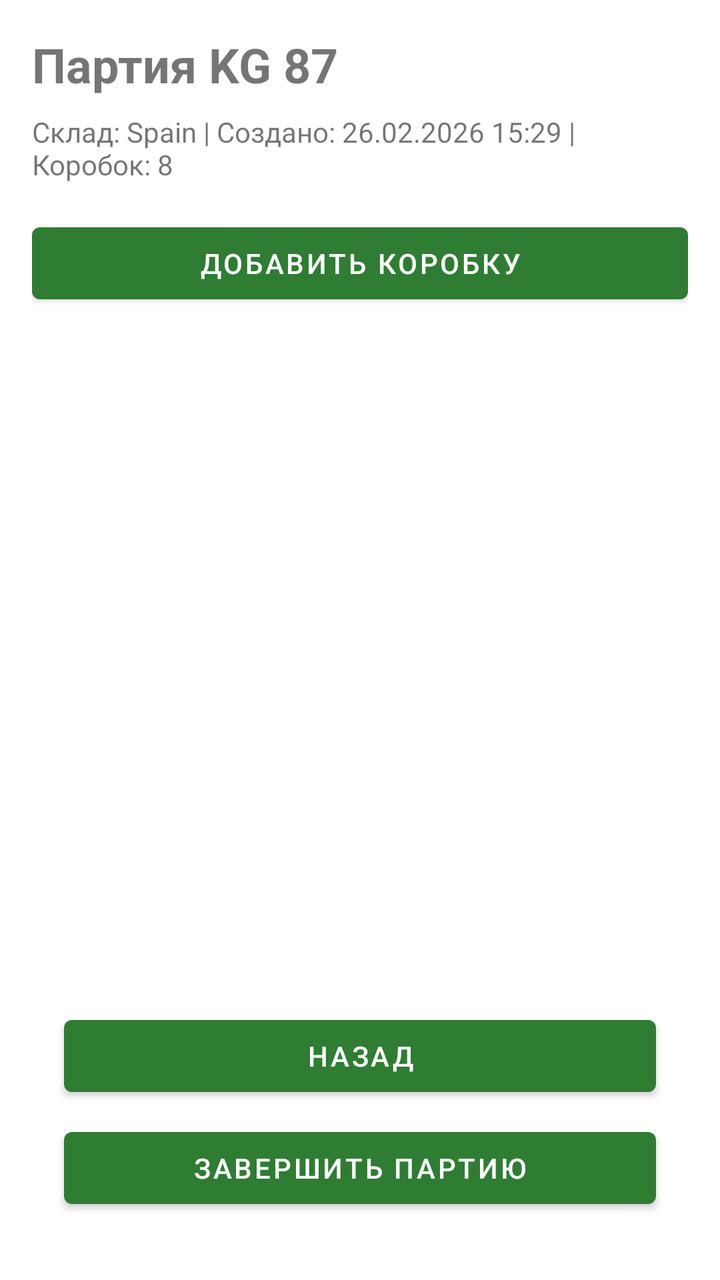
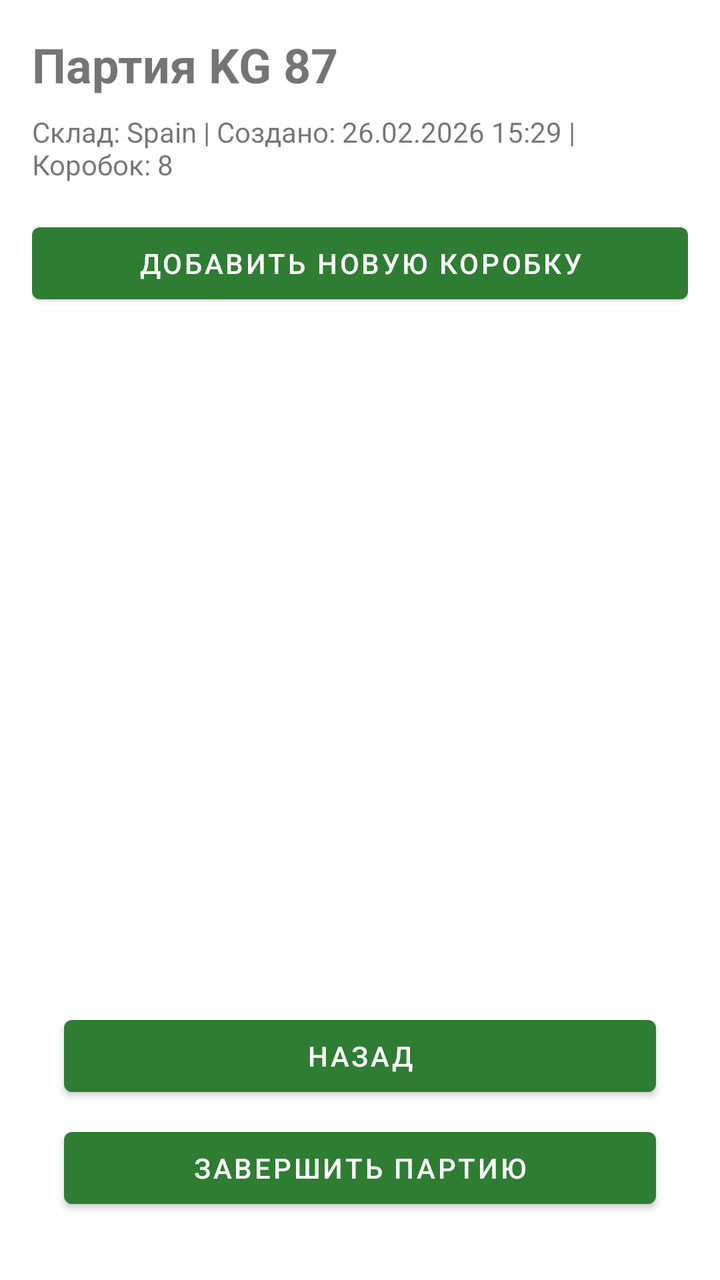

Compare the two renders of this Android layout. The source of the first and the diff that turns it into the second are given below.
<!-- AndroidManifest.xml: application theme AppTheme -->
<!-- res/layout/fragment_party_detail.xml -->
<androidx.constraintlayout.widget.ConstraintLayout
    xmlns:android="http://schemas.android.com/apk/res/android"
    xmlns:app="http://schemas.android.com/apk/res-auto"
    android:layout_width="match_parent"
    android:layout_height="match_parent"
    android:padding="16dp">
    <TextView
        android:id="@+id/tvTitle"
        android:layout_width="wrap_content"
        android:layout_height="wrap_content"
        android:text="Партия KG 87"
        android:textSize="24sp"
        android:textStyle="bold"
        app:layout_constraintTop_toTopOf="parent"
        app:layout_constraintStart_toStartOf="parent" />
    <TextView
        android:id="@+id/tvInfo"
        android:layout_width="wrap_content"
        android:layout_height="wrap_content"
        android:text="Склад: Spain | Создано: 26.02.2026 15:29 | Коробок: 8"
        android:layout_marginTop="8dp"
        app:layout_constraintTop_toBottomOf="@id/tvTitle"
        app:layout_constraintStart_toStartOf="parent" />
    <Button
        android:id="@+id/btnAddBox"
        android:layout_width="0dp"
        android:layout_height="wrap_content"
        android:text="Добавить коробку"
        app:layout_constraintTop_toBottomOf="@id/tvInfo"
        app:layout_constraintStart_toStartOf="parent"
        app:layout_constraintEnd_toEndOf="parent"
        android:layout_marginTop="16dp" />
    <androidx.recyclerview.widget.RecyclerView
        android:id="@+id/rvBoxes"
        android:layout_width="0dp"
        android:layout_height="0dp"
        app:layout_constraintTop_toBottomOf="@id/btnAddBox"
        app:layout_constraintBottom_toTopOf="@id/btnFinishParty"
        app:layout_constraintStart_toStartOf="parent"
        app:layout_constraintEnd_toEndOf="parent"
        android:layout_marginTop="16dp" />

    <Button
        android:id="@+id/btnFinishParty"
        android:layout_width="0dp"
        android:layout_height="wrap_content"
        android:text="Завершить партию"
        android:layout_marginBottom="16dp"
        android:layout_marginHorizontal="16dp"
        app:layout_constraintBottom_toBottomOf="parent"
        app:layout_constraintStart_toStartOf="parent"
        app:layout_constraintEnd_toEndOf="parent" />
    
    <Button
        android:id="@+id/btnBack"
        android:layout_width="0dp"
        android:layout_height="wrap_content"
        android:text="Назад"
        android:layout_marginBottom="8dp"
        android:layout_marginHorizontal="16dp"
        app:layout_constraintBottom_toTopOf="@id/btnFinishParty"
        app:layout_constraintStart_toStartOf="parent"
        app:layout_constraintEnd_toEndOf="parent" />
    <WebView
        android:id="@+id/webViewPrint"
        android:layout_width="0dp"
        android:layout_height="0dp"
        android:visibility="gone"
        app:layout_constraintTop_toTopOf="parent"
        app:layout_constraintBottom_toBottomOf="parent"
        app:layout_constraintStart_toStartOf="parent"
        app:layout_constraintEnd_toEndOf="parent" />
    <ProgressBar
        android:id="@+id/progressBar"
        android:layout_width="wrap_content"
        android:layout_height="wrap_content"
        android:visibility="gone"
        app:layout_constraintTop_toTopOf="parent"
        app:layout_constraintBottom_toBottomOf="parent"
        app:layout_constraintStart_toStartOf="parent"
        app:layout_constraintEnd_toEndOf="parent" />
</androidx.constraintlayout.widget.ConstraintLayout>
<!-- resources referenced by this layout -->
<resources>
  <style name="AppTheme" parent="Theme.MaterialComponents.Light.NoActionBar">
          
          <item name="colorPrimary">#2E7D32</item>  
          <item name="colorPrimaryVariant">#1B5E20</item>
          <item name="colorOnPrimary">#FFFFFF</item>
          <item name="colorSecondary">#2E7D32</item>
          <item name="colorSecondaryVariant">#1B5E20</item>
          <item name="colorOnSecondary">#000000</item>
      </style>
</resources>

<!-- the commit's change to res/layout/fragment_party_detail.xml (unified diff, before → after) -->
@@ -25,7 +25,7 @@
         android:id="@+id/btnAddBox"
         android:layout_width="0dp"
         android:layout_height="wrap_content"
-        android:text="Добавить коробку"
+        android:text="@string/add_new_box"
         app:layout_constraintTop_toBottomOf="@id/tvInfo"
         app:layout_constraintStart_toStartOf="parent"
         app:layout_constraintEnd_toEndOf="parent"
@@ -44,7 +44,7 @@
         android:id="@+id/btnFinishParty"
         android:layout_width="0dp"
         android:layout_height="wrap_content"
-        android:text="Завершить партию"
+        android:text="@string/finish_party_property"
         android:layout_marginBottom="16dp"
         android:layout_marginHorizontal="16dp"
         app:layout_constraintBottom_toBottomOf="parent"
@@ -55,7 +55,7 @@
         android:id="@+id/btnBack"
         android:layout_width="0dp"
         android:layout_height="wrap_content"
-        android:text="Назад"
+        android:text="@string/back"
         android:layout_marginBottom="8dp"
         android:layout_marginHorizontal="16dp"
         app:layout_constraintBottom_toTopOf="@id/btnFinishParty"
<!-- resource entries referenced after the edit -->
@@ -1,5 +1,8 @@
 <!-- resources referenced by this layout -->
 <resources>
+  <string name="add_new_box">Добавить новую коробку</string>
+  <string name="back">Hазад</string>
+  <string name="finish_party_property">Завершить партию</string>
   <style name="AppTheme" parent="Theme.MaterialComponents.Light.NoActionBar">
           
           <item name="colorPrimary">#2E7D32</item>  
